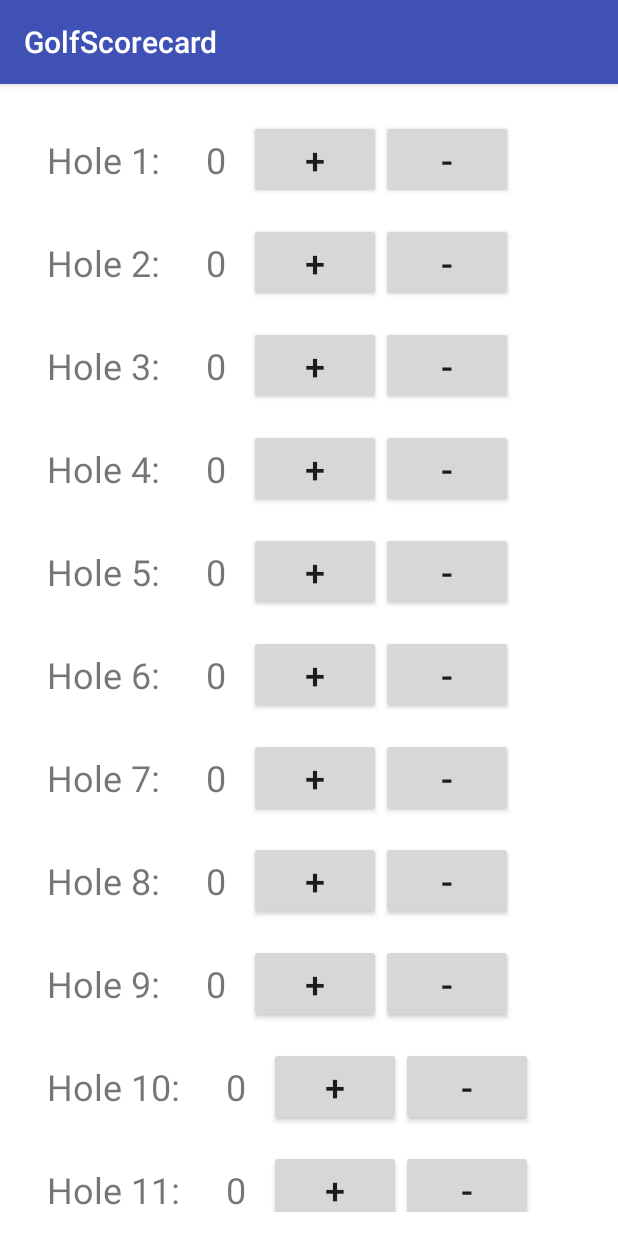
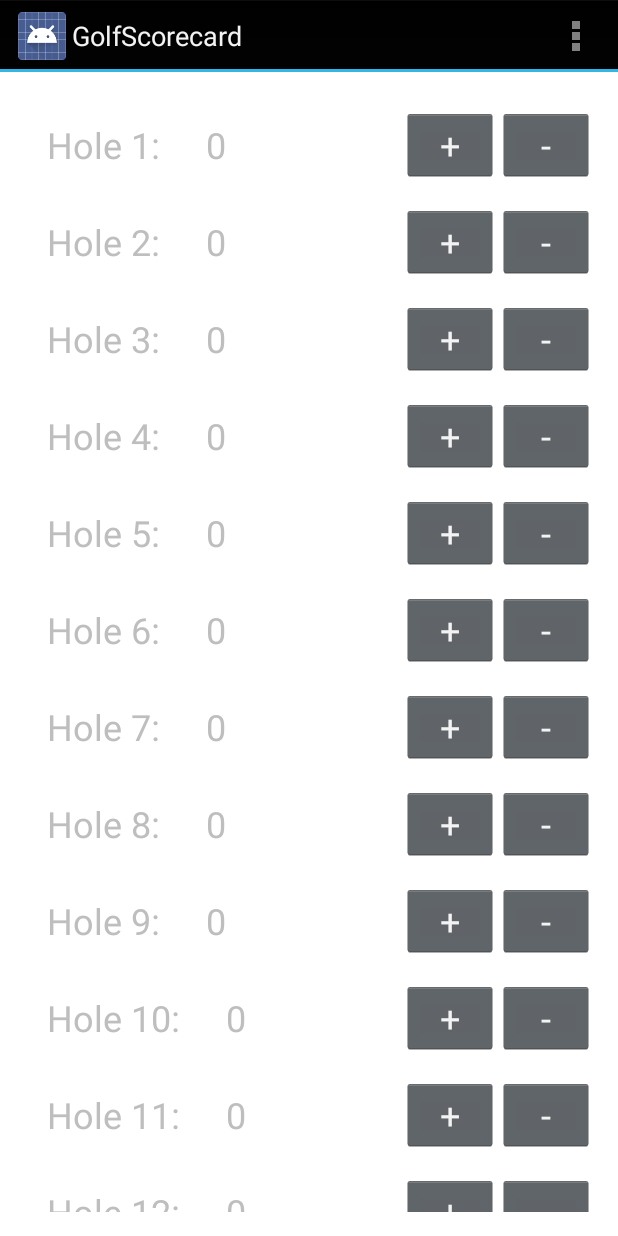
Before and after one commit to cgkaczenski/GolfScorecard, an Android app: the screen it shows after launch (MainActivity), on a phone screen of 412 x 824 dp. Run offline under Robolectric (Android 15) with nearby library versions, the phone set to English and light mode, and no system bars; our stand-ins replace ButterKnife.

Commit message:
SharedPreferences and Menu added

```diff
--- a/app/src/main/java/com/teamtreehouse/golfscorecard/Hole.java
+++ b/app/src/main/java/com/teamtreehouse/golfscorecard/Hole.java
@@ -2,11 +2,11 @@ package com.teamtreehouse.golfscorecard;
 
 public class Hole {
     private int mHole;
-    private int mScore;
+    private int mStroke;
 
-    public Hole(int hole, int score) {
+    public Hole(int hole, int stroke) {
         mHole = hole;
-        mScore = score;
+        mStroke = stroke;
     }
 
     public int getHole() {
@@ -17,11 +17,11 @@ public class Hole {
         mHole = hole;
     }
 
-    public int getScore() {
-        return mScore;
+    public int getStroke() {
+        return mStroke;
     }
 
-    public void setScore(int score) {
-        mScore = score;
+    public void setStroke(int stroke) {
+        mStroke = stroke;
     }
 }
--- a/app/src/main/java/com/teamtreehouse/golfscorecard/MainActivity.java
+++ b/app/src/main/java/com/teamtreehouse/golfscorecard/MainActivity.java
@@ -1,34 +1,47 @@
 package com.teamtreehouse.golfscorecard;
 
 import android.app.Activity;
+import android.content.Context;
+import android.content.SharedPreferences;
 import android.support.v7.app.AppCompatActivity;
 import android.os.Bundle;
 import android.support.v7.widget.LinearLayoutManager;
 import android.support.v7.widget.RecyclerView;
-import android.util.Log;
-import android.widget.ListView;
+import android.view.Menu;
+import android.view.MenuItem;
+
+import java.security.Key;
 
 import butterknife.Bind;
 import butterknife.ButterKnife;
 
-public class MainActivity extends AppCompatActivity {
+public class MainActivity extends Activity {
 
     @Bind(R.id.recyclerView) RecyclerView mRecyclerView;
+
+    private static final String PREFS_FILE = "com.teamtreehouse.sharedpreferences.preferences";
+    private static final String KEY_STROKECOUNT = "key_strokecount";
+    private Hole[] mHoles = new Hole[18];
+    private HoleAdapter mAdapter;
+    private SharedPreferences.Editor mEditor;
+    private SharedPreferences mSharedPreferences;
 
     protected void onCreate(Bundle savedInstanceState) {
         super.onCreate(savedInstanceState);
         setContentView(R.layout.activity_main);
         ButterKnife.bind(this);
+        mSharedPreferences = getSharedPreferences(PREFS_FILE, Context.MODE_PRIVATE);
+        mEditor = mSharedPreferences.edit();
 
-        Hole[] holes = new Hole[18];
-
-        for (int i=0; i<holes.length; i++) {
-            Hole hole = new Hole(i+1, 0);
-            holes[i] = hole;
+        int stroke;
+        for (int i=0; i<mHoles.length; i++) {
+            stroke = mSharedPreferences.getInt(KEY_STROKECOUNT +i, 0);
+            mHoles[i] = new Hole(i+1, stroke);
         }
 
-        HoleAdapter adapter = new HoleAdapter(this, holes);
-        mRecyclerView.setAdapter(adapter);
+
+        mAdapter = new HoleAdapter(this, mHoles);
+        mRecyclerView.setAdapter(mAdapter);
 
         RecyclerView.LayoutManager layoutManager = new LinearLayoutManager(this);
         mRecyclerView.setLayoutManager(layoutManager);
@@ -36,4 +49,44 @@ public class MainActivity extends AppCompatActivity {
 
 
     }
+
+    @Override
+    protected void onPause() {
+        super.onPause();
+
+        for (int i=0; i<mHoles.length; i++) {
+            mEditor.putInt(KEY_STROKECOUNT + i, mHoles[i].getStroke());
+        }
+        mEditor.apply();
+    }
+
+    @Override
+    public boolean onCreateOptionsMenu(Menu menu) {
+        // Inflate the menu; this adds items to the action bar if it is present.
+        getMenuInflater().inflate(R.menu.menu_main, menu);
+        return true;
+    }
+
+    @Override
+    public boolean onOptionsItemSelected(MenuItem item) {
+        // Handle action bar item clicks here. The action bar will
+        // automatically handle clicks on the Home/Up button, so long
+        // as you specify a parent activity in AndroidManifest.xml.
+        int id = item.getItemId();
+
+        //noinspection SimplifiableIfStatement
+        if (id == R.id.action_clear_strokes) {
+            mEditor.clear();
+            mEditor.apply();
+
+            for (Hole hole : mHoles) {
+                hole.setStroke(0);
+            }
+            mAdapter.notifyDataSetChanged();
+
+            return true;
+        }
+
+        return super.onOptionsItemSelected(item);
+    }
 }
--- a/app/src/main/res/layout/hole_list_item.xml
+++ b/app/src/main/res/layout/hole_list_item.xml
@@ -39,9 +39,9 @@
         android:paddingLeft="15dp"
         android:paddingRight="15dp"
         android:id="@+id/addButton"
-        android:layout_centerVertical="true"
-        android:layout_toRightOf="@+id/scoreLabel"
-        android:layout_toEndOf="@+id/scoreLabel"/>
+        android:layout_alignTop="@+id/minusButton"
+        android:layout_toLeftOf="@+id/minusButton"
+        />
 
     <Button
         android:layout_width="wrap_content"
@@ -51,8 +51,8 @@
         android:paddingLeft="15dp"
         android:paddingRight="15dp"
         android:id="@+id/minusButton"
-        android:layout_centerVertical="true"
-        android:layout_toRightOf="@+id/addButton"
-        android:layout_toEndOf="@+id/addButton"/>
+        android:layout_alignParentTop="true"
+        android:layout_alignParentRight="true"
+        android:layout_alignParentEnd="true"/>
 
 </RelativeLayout>
--- /dev/null
+++ b/app/src/main/res/menu/menu_main.xml
@@ -0,0 +1,10 @@
+<menu xmlns:android="http://schemas.android.com/apk/res/android"
+      xmlns:app="http://schemas.android.com/apk/res-auto"
+      xmlns:tools="http://schemas.android.com/tools"
+      tools:context="com.teamtreehouse.myapplication.MainActivity">
+    <item
+        android:id="@+id/action_clear_strokes"
+        android:orderInCategory="100"
+        android:title="@string/action_clear_strokes"
+        app:showAsAction="never"/>
+</menu>
--- a/app/src/main/res/values/strings.xml
+++ b/app/src/main/res/values/strings.xml
@@ -1,3 +1,4 @@
 <resources>
     <string name="app_name">GolfScorecard</string>
+    <string name="action_clear_strokes">Clear Strokes</string>
 </resources>
--- a/app/src/main/res/values/styles.xml
+++ b/app/src/main/res/values/styles.xml
@@ -1,7 +1,7 @@
 <resources>
 
     <!-- Base application theme. -->
-    <style name="AppTheme" parent="Theme.AppCompat.Light.DarkActionBar">
+    <style name="AppTheme" parent="android:Theme.Holo">
         <!-- Customize your theme here. -->
         <item name="colorPrimary">@color/colorPrimary</item>
         <item name="colorPrimaryDark">@color/colorPrimaryDark</item>
```
Also changed, not shown: app/src/main/java/com/teamtreehouse/golfscorecard/HoleAdapter.java (+7 -10 lines).
